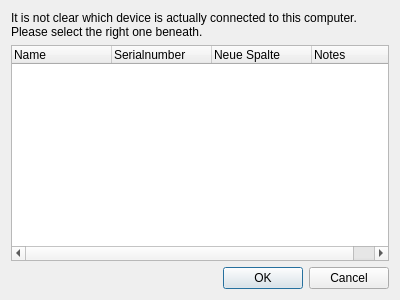
First picture: the form in src/scpimetadatadeviceselector.ui, repository Crystal-Photonics/crystalTestFrameworkApp, before the edit.
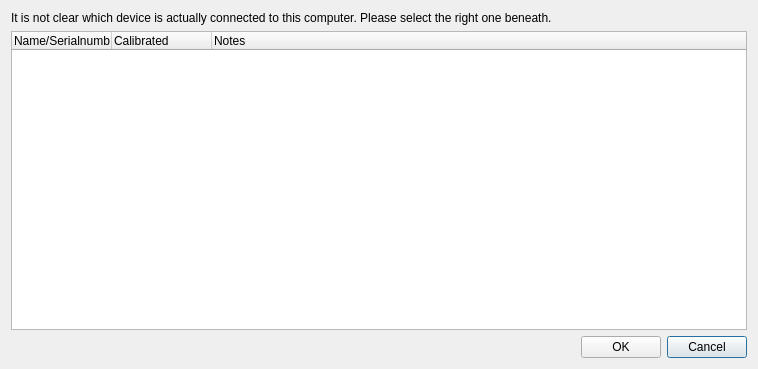
Second picture: the form after the edit.

Patch:
```diff
--- a/src/scpimetadatadeviceselector.ui
+++ b/src/scpimetadatadeviceselector.ui
@@ -6,15 +6,35 @@
    <rect>
     <x>0</x>
     <y>0</y>
-    <width>400</width>
-    <height>300</height>
+    <width>758</width>
+    <height>369</height>
    </rect>
   </property>
   <property name="windowTitle">
    <string>Dialog</string>
   </property>
   <layout class="QGridLayout" name="gridLayout">
-   <item row="0" column="0">
+   <item row="2" column="0">
+    <spacer name="horizontalSpacer">
+     <property name="orientation">
+      <enum>Qt::Horizontal</enum>
+     </property>
+     <property name="sizeHint" stdset="0">
+      <size>
+       <width>40</width>
+       <height>20</height>
+      </size>
+     </property>
+    </spacer>
+   </item>
+   <item row="2" column="2">
+    <widget class="QPushButton" name="btn_cancel">
+     <property name="text">
+      <string>Cancel</string>
+     </property>
+    </widget>
+   </item>
+   <item row="0" column="0" colspan="3">
     <widget class="QLabel" name="label">
      <property name="text">
       <string>It is not clear which device is actually connected to this computer. Please select the right one beneath.</string>
@@ -24,21 +44,23 @@
      </property>
     </widget>
    </item>
-   <item row="1" column="0">
+   <item row="2" column="1">
+    <widget class="QPushButton" name="btn_ok">
+     <property name="text">
+      <string>OK</string>
+     </property>
+    </widget>
+   </item>
+   <item row="1" column="0" colspan="3">
     <widget class="QTreeWidget" name="treeWidget">
      <column>
       <property name="text">
-       <string>Name</string>
+       <string>Name/Serialnumber</string>
       </property>
      </column>
      <column>
       <property name="text">
-       <string>Serialnumber</string>
-      </property>
-     </column>
-     <column>
-      <property name="text">
-       <string>Neue Spalte</string>
+       <string>Calibrated</string>
       </property>
      </column>
      <column>
@@ -48,16 +70,6 @@
      </column>
     </widget>
    </item>
-   <item row="2" column="0">
-    <widget class="QDialogButtonBox" name="buttonBox">
-     <property name="orientation">
-      <enum>Qt::Horizontal</enum>
-     </property>
-     <property name="standardButtons">
-      <set>QDialogButtonBox::Cancel|QDialogButtonBox::Ok</set>
-     </property>
-    </widget>
-   </item>
   </layout>
  </widget>
  <resources/>
```
Left out of the diff: 35 changed lines with no effect on the pictures.
